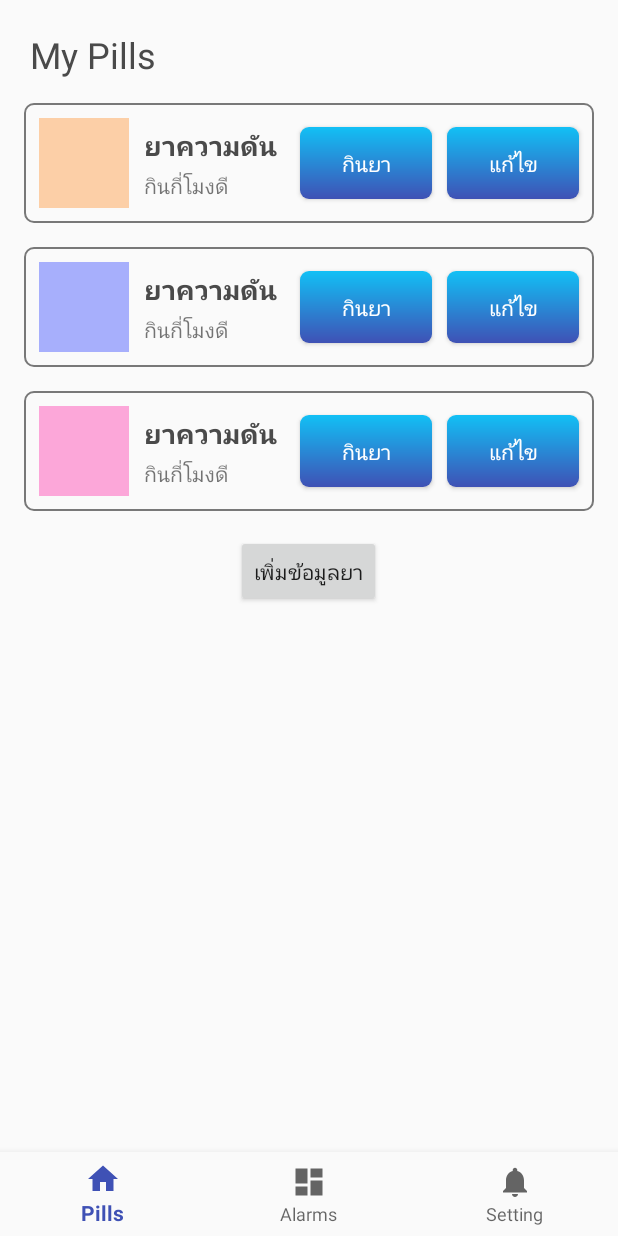
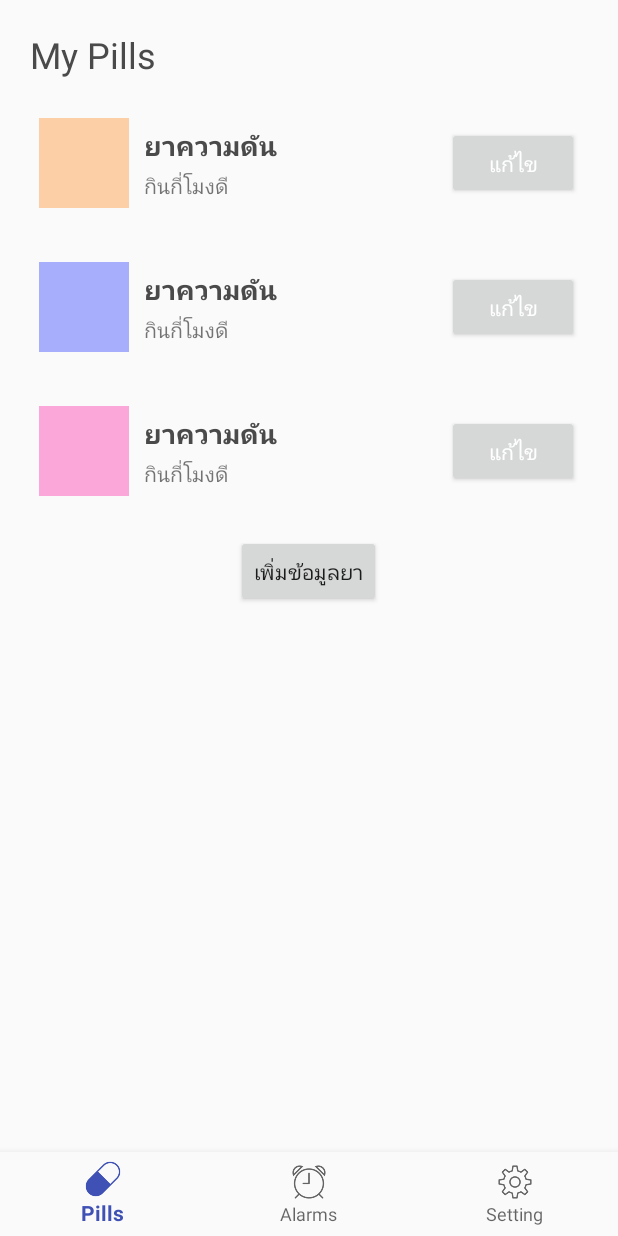
Before and after one commit to iamteerawut/se_project, an Android app: the screen it shows after launch (MainActivity), on a phone screen of 412 x 824 dp. Run offline under Robolectric (Android 15) with nearby library versions, the phone set to English and light mode, and no system bars.

Commit message:
Update icon nav and clean-up code

```diff
--- a/Pillminder/app/src/main/res/drawable/bg_button.xml
+++ /dev/null
@@ -1,13 +0,0 @@
-<?xml version="1.0" encoding="utf-8"?>
-<shape xmlns:android="http://schemas.android.com/apk/res/android">
-    <corners
-    android:radius="6dp"/>
-
-    <gradient
-        android:startColor="@color/colorPrimary"
-        android:endColor="#12c0f5"
-        android:angle="90"/>
-
-    <stroke
-        android:width="0dp"/>
-</shape>
--- a/Pillminder/app/src/main/res/drawable/ic_dashboard_black_24dp.xml
+++ /dev/null
@@ -1,9 +0,0 @@
-<vector xmlns:android="http://schemas.android.com/apk/res/android"
-    android:width="24dp"
-    android:height="24dp"
-    android:viewportHeight="24.0"
-    android:viewportWidth="24.0">
-    <path
-        android:fillColor="#FF000000"
-        android:pathData="M3,13h8L11,3L3,3v10zM3,21h8v-6L3,15v6zM13,21h8L21,11h-8v10zM13,3v6h8L21,3h-8z" />
-</vector>
--- a/Pillminder/app/src/main/res/drawable/ic_home_black_24dp.xml
+++ /dev/null
@@ -1,9 +0,0 @@
-<vector xmlns:android="http://schemas.android.com/apk/res/android"
-    android:width="24dp"
-    android:height="24dp"
-    android:viewportHeight="24.0"
-    android:viewportWidth="24.0">
-    <path
-        android:fillColor="#FF000000"
-        android:pathData="M10,20v-6h4v6h5v-8h3L12,3 2,12h3v8z" />
-</vector>
--- a/Pillminder/app/src/main/res/drawable/ic_notifications_black_24dp.xml
+++ /dev/null
@@ -1,9 +0,0 @@
-<vector xmlns:android="http://schemas.android.com/apk/res/android"
-    android:width="24dp"
-    android:height="24dp"
-    android:viewportHeight="24.0"
-    android:viewportWidth="24.0">
-    <path
-        android:fillColor="#FF000000"
-        android:pathData="M12,22c1.1,0 2,-0.9 2,-2h-4c0,1.1 0.89,2 2,2zM18,16v-5c0,-3.07 -1.64,-5.64 -4.5,-6.32L13.5,4c0,-0.83 -0.67,-1.5 -1.5,-1.5s-1.5,0.67 -1.5,1.5v0.68C7.63,5.36 6,7.92 6,11v5l-2,2v1h16v-1l-2,-2z" />
-</vector>
--- a/Pillminder/app/src/main/res/drawable/layout_border.xml
+++ /dev/null
@@ -1,10 +0,0 @@
-<?xml version="1.0" encoding="utf-8"?>
-<shape android:shape="rectangle" xmlns:android="http://schemas.android.com/apk/res/android">
-    <corners
-        android:radius="6dp" />
-
-    <stroke
-        android:width="1dp"
-        android:color="#787878"/>
-
-</shape>
--- a/Pillminder/app/src/main/res/layout/fragment_pill_page.xml
+++ b/Pillminder/app/src/main/res/layout/fragment_pill_page.xml
@@ -5,6 +5,18 @@
     tools:context="com.se.pillminder.PillPage">
 
     <!-- TODO: Update blank fragment layout -->
+
+
+    <!--<android.support.constraint.ConstraintLayout-->
+        <!--android:layout_width="match_parent"-->
+        <!--android:layout_height="match_parent">-->
+
+        <!--<ListView-->
+            <!--android:id="@+id/listviewID"-->
+            <!--android:layout_width="match_parent"-->
+            <!--android:layout_height="match_parent" />-->
+    <!--</android.support.constraint.ConstraintLayout>-->
+
     <LinearLayout
         android:orientation="vertical"
         android:layout_width="match_parent"
@@ -26,7 +38,6 @@
             android:layout_marginRight="16dp"
             android:layout_marginBottom="16dp"
             android:orientation="horizontal"
-            android:background="@drawable/layout_border"
             android:layout_width="match_parent"
             android:layout_height="80dp">
 
@@ -69,22 +80,12 @@
 
             <Button
                 android:textColor="#FFF"
-                android:background="@drawable/bg_button"
-                android:layout_marginRight="10dp"
-                android:layout_gravity="center"
-                android:text="กินยา"
-                android:layout_width="wrap_content"
-                android:layout_height="wrap_content" />
-
-            <Button
-                android:textColor="#FFF"
-                android:background="@drawable/bg_button"
                 android:layout_marginRight="10dp"
                 android:layout_gravity="center"
                 android:text="แก้ไข"
                 android:layout_width="wrap_content"
                 android:layout_height="wrap_content"
-                android:id="@+id/add_pill"/>
+                android:id="@+id/edit_pill1"/>
 
         </LinearLayout>
 
@@ -93,7 +94,6 @@
             android:layout_marginRight="16dp"
             android:layout_marginBottom="16dp"
             android:orientation="horizontal"
-            android:background="@drawable/layout_border"
             android:layout_width="match_parent"
             android:layout_height="80dp">
 
@@ -136,21 +136,12 @@
 
             <Button
                 android:textColor="#FFF"
-                android:background="@drawable/bg_button"
-                android:layout_marginRight="10dp"
-                android:layout_gravity="center"
-                android:text="กินยา"
-                android:layout_width="wrap_content"
-                android:layout_height="wrap_content" />
-
-            <Button
-                android:textColor="#FFF"
-                android:background="@drawable/bg_button"
                 android:layout_marginRight="10dp"
                 android:layout_gravity="center"
                 android:text="แก้ไข"
                 android:layout_width="wrap_content"
-                android:layout_height="wrap_content" />
+                android:layout_height="wrap_content"
+                android:id="@+id/edit_pill12"/>
 
         </LinearLayout>
 
@@ -159,7 +150,6 @@
             android:layout_marginRight="16dp"
             android:layout_marginBottom="16dp"
             android:orientation="horizontal"
-            android:background="@drawable/layout_border"
             android:layout_width="match_parent"
             android:layout_height="80dp">
 
@@ -202,26 +192,17 @@
 
             <Button
                 android:textColor="#FFF"
-                android:background="@drawable/bg_button"
-                android:layout_marginRight="10dp"
-                android:layout_gravity="center"
-                android:text="กินยา"
-                android:layout_width="wrap_content"
-                android:layout_height="wrap_content" />
-
-            <Button
-                android:textColor="#FFF"
-                android:background="@drawable/bg_button"
                 android:layout_marginRight="10dp"
                 android:layout_gravity="center"
                 android:text="แก้ไข"
                 android:layout_width="wrap_content"
-                android:layout_height="wrap_content" />
+                android:layout_height="wrap_content"
+                android:id="@+id/edit_pill13"/>
 
         </LinearLayout>
 
         <Button
-            android:id="@+id/button"
+            android:id="@+id/add_button"
             android:layout_gravity="center"
             android:layout_width="wrap_content"
             android:layout_height="wrap_content"
--- a/Pillminder/app/src/main/res/menu/navigation.xml
+++ b/Pillminder/app/src/main/res/menu/navigation.xml
@@ -3,17 +3,17 @@
 
     <item
         android:id="@+id/navigation_pill"
-        android:icon="@drawable/ic_home_black_24dp"
+        android:icon="@drawable/pill_filled"
         android:title="Pills" />
 
     <item
         android:id="@+id/navigation_alarm"
-        android:icon="@drawable/ic_dashboard_black_24dp"
+        android:icon="@drawable/alarm_clock"
         android:title="Alarms" />
 
     <item
         android:id="@+id/navigation_setting"
-        android:icon="@drawable/ic_notifications_black_24dp"
+        android:icon="@drawable/settings"
         android:title="Setting" />
 
 </menu>
```
Also changed, not shown: Pillminder/app/src/main/java/com/se/pillminder/MainActivity.java (+4 -18 lines), Pillminder/app/src/main/java/com/se/pillminder/PillPage.java (+1 -8 lines), Pillminder/app/src/main/res/layout/listview_row.xml (added, +37 -0 lines), Pillminder/app/src/main/res/drawable/alarm_clock.png (added), Pillminder/app/src/main/res/drawable/pill_filled.png (added), Pillminder/app/src/main/res/drawable/settings.png (added).
